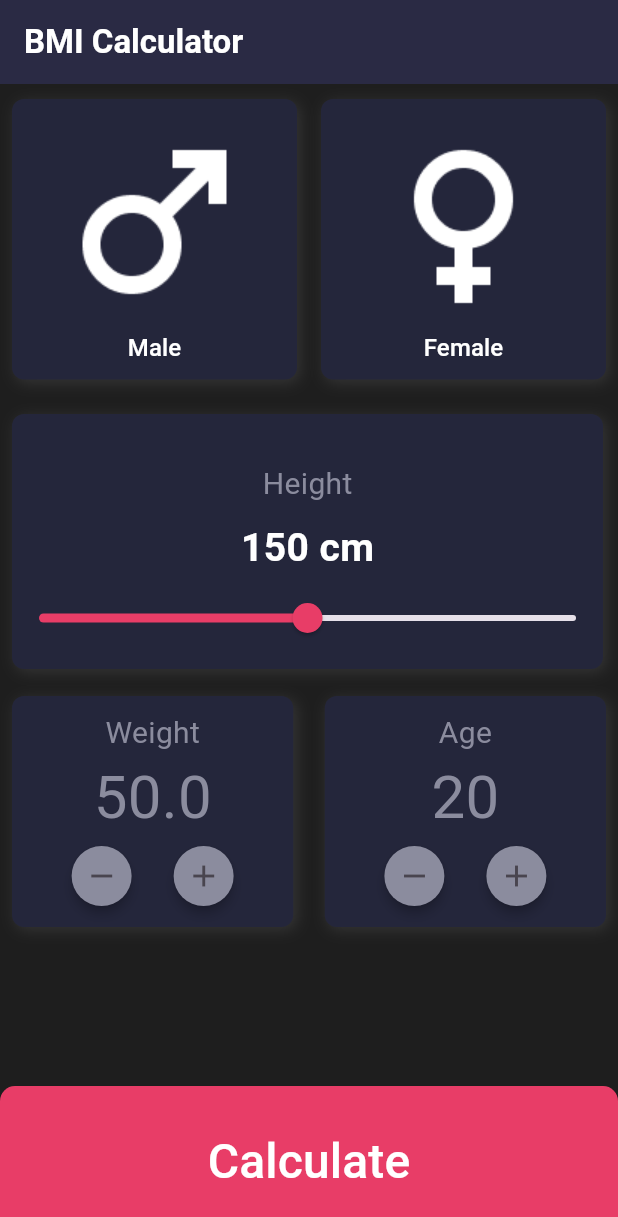
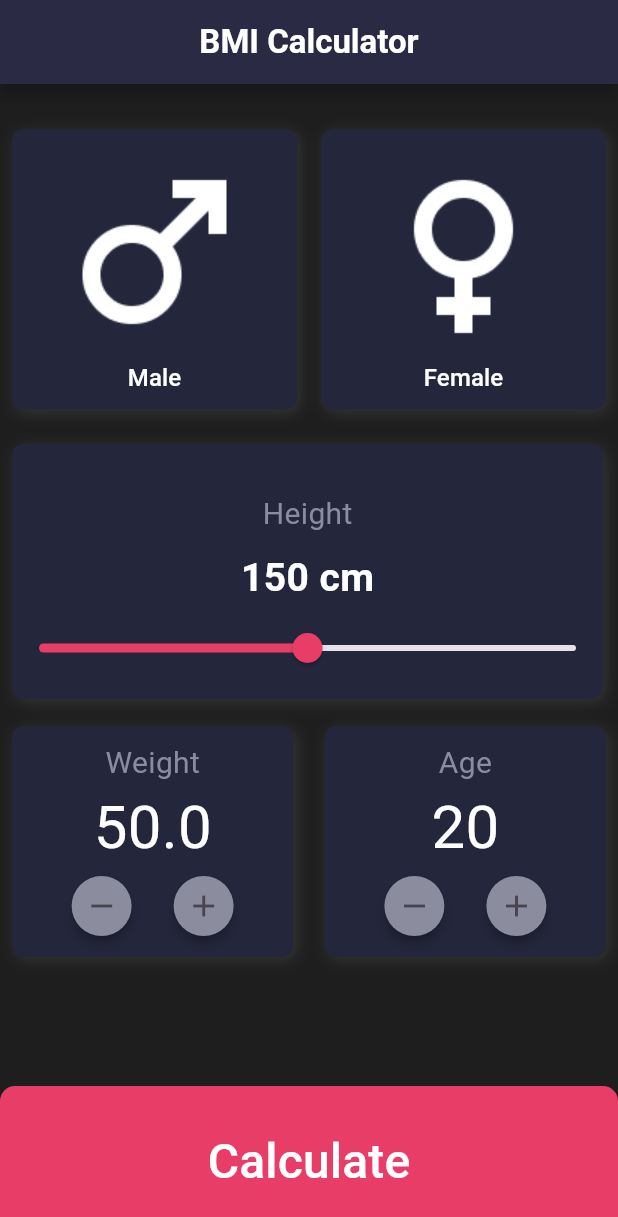
Before and after one commit to FatemehBagheripour/BMI-flutterProject, a Flutter app: the screen it shows after launch, on a phone screen of 412 x 824 dp. Shown: the top 1217 px of the screen. Run offline on Flutter 3.47's test engine with Material 3 defaults, Android fonts, the phone set to English and light mode, and no system bars.

Commit message:
write some comment,set appbar title in center

```diff
--- a/lib/main.dart
+++ b/lib/main.dart
@@ -41,19 +41,22 @@ class _HomePageState extends State<HomePage> {
       home: SafeArea(
         child: Scaffold(
             appBar: AppBar(
-              title: Text('BMI Calculator'),
+              title: Text('BMI Calculator',textAlign: TextAlign.center,),
               titleTextStyle: TextStyle(
                 color: Colors.white,
                 fontSize: 22,
                 fontWeight: FontWeight.w600,
               ),
               backgroundColor: Color(0xFF24263B),
+              shadowColor: Colors.black,
               elevation: 4,
+              centerTitle: true,
             ),
             backgroundColor: Color(0xFF1E1E1E),
             body: Column(
                 children: [
                   ////        // first row , person gender
+                  SizedBox(height: 20,),
                   Row(
                     children: [
                       //                 //male button
@@ -257,14 +260,15 @@ class _HomePageState extends State<HomePage> {
                                   fontSize: 20,
                                 ),
                               ),
-
+                              // show tha user weight
                               Text(
                                 _currentWeight.toString(),
                                 style: TextStyle(
-                                  color: Color(0xFF8B8C9E),
+                                  color: Colors.white,
                                   fontSize: 40,
                                 ),
                               ),
+                              // the icon buttons to increase and decrease weight
                               Row(
                                 mainAxisAlignment: MainAxisAlignment.center,
                                 children: [
@@ -324,15 +328,16 @@ class _HomePageState extends State<HomePage> {
                                   fontSize: 20,
                                 ),
                               ),
-
+                              // show tha user weight
                               Text(
                                 _currentAge.toString(),
                                 style: TextStyle(
-                                  color: Color(0xFF8B8C9E),
+                                  color: Colors.white,
                                   fontSize: 40,
                                 ),
                               ),
                               //button rows
+                              // the icon buttons to increase and decrease weight
                               Row(
                                 mainAxisAlignment: MainAxisAlignment.center,
                                 children: [
@@ -366,7 +371,7 @@ class _HomePageState extends State<HomePage> {
                 ],
               ),
 
-
+            // Calculate buttons bottom navigator
             bottomNavigationBar: ElevatedButton(
               onPressed: () {
                 double heightInMeters=_currentHeightSliderValue/100;
@@ -403,7 +408,7 @@ class _HomePageState extends State<HomePage> {
     );
   }
 }
-
+// the style of increase and decrease icon button
 ButtonStyle iconButtonStyle() {
   return ButtonStyle(
     backgroundColor: WidgetStateProperty.all(Color(0xff8B8C9E)),
```
